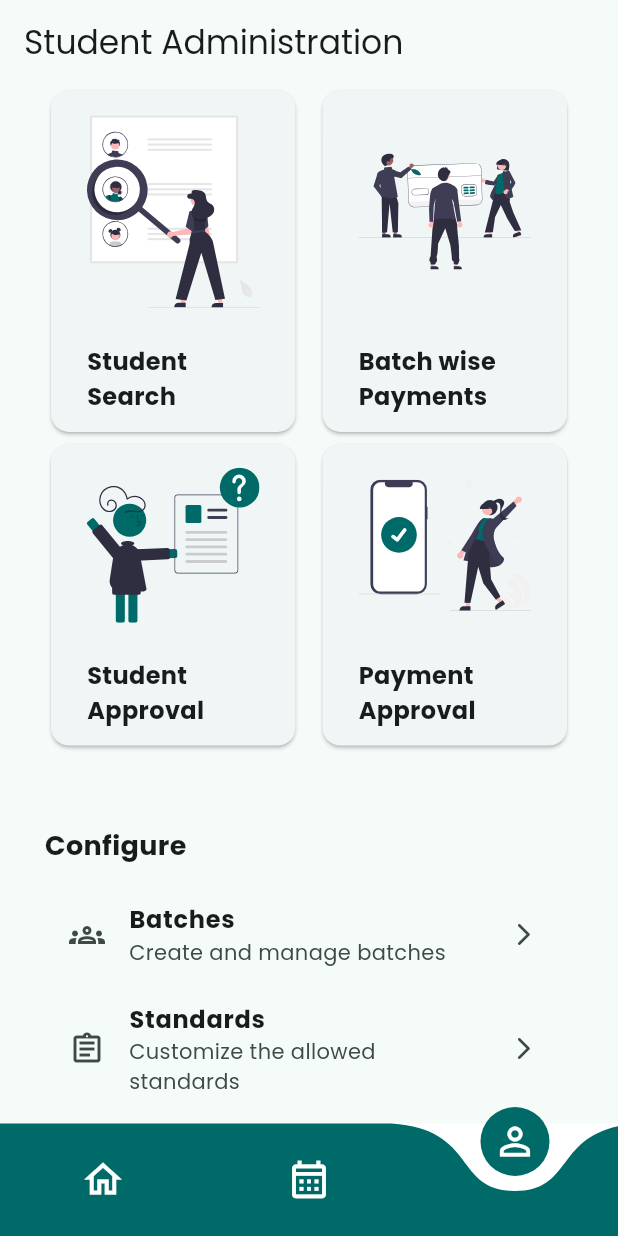
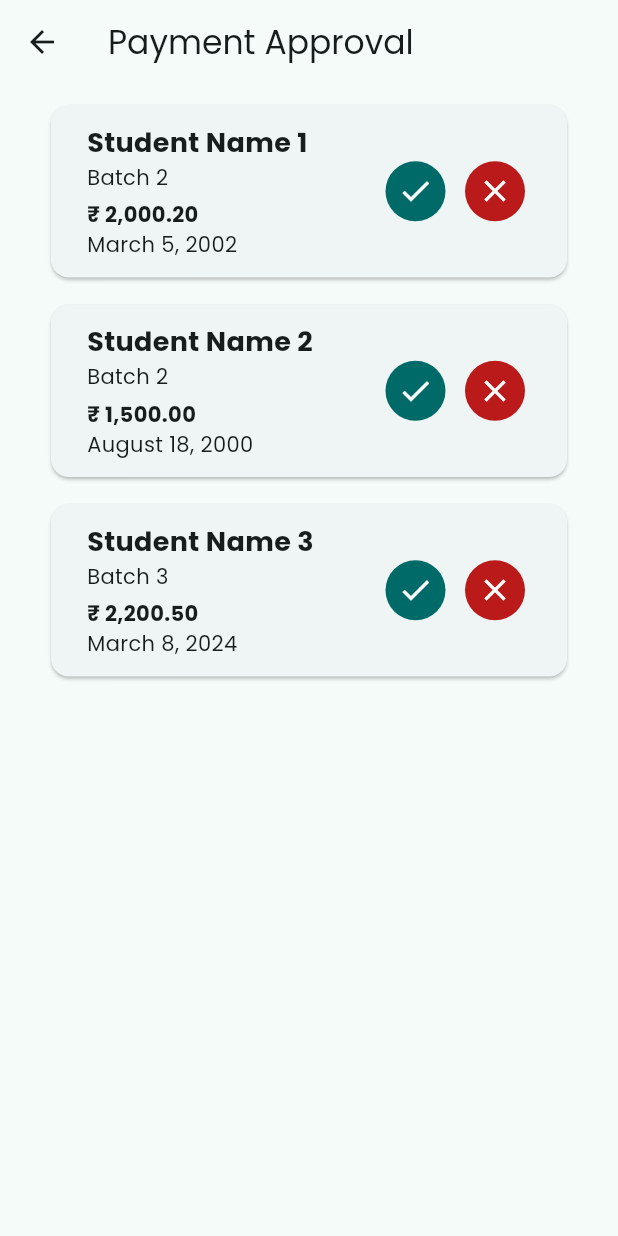
Before and after one commit to Suriya-KS/Latha-Tuition-App, a Flutter app: the screen it shows after launch, item 3 of the bottom bar chosen, after a tap on "Payment Approval", on a phone screen of 412 x 824 dp. Run offline on Flutter 3.47's test engine with Material 3 defaults, Android fonts, the phone set to English and light mode, and no system bars; drawn by our look-alikes of curved_navigation_bar; our stand-ins replace flutter_riverpod, flutter_svg, liquid_swipe, smooth_page_indicator, table_calendar.

Commit message:
feat: :sparkles: add payment approval screen design

```diff
--- /dev/null
+++ b/lib/screens/payment_approval.dart
@@ -0,0 +1,126 @@
+import 'package:flutter/material.dart';
+
+import 'package:latha_tuition_app/utilities/constants.dart';
+import 'package:latha_tuition_app/utilities/dummy_data.dart';
+import 'package:latha_tuition_app/utilities/helper_functions.dart';
+import 'package:latha_tuition_app/widgets/app_bar/text_app_bar.dart';
+import 'package:latha_tuition_app/widgets/cards/text_status_actions_card.dart';
+
+class PaymentApprovalScreen extends StatefulWidget {
+  const PaymentApprovalScreen({super.key});
+
+  @override
+  State<PaymentApprovalScreen> createState() => _PaymentApprovalScreenState();
+}
+
+class _PaymentApprovalScreenState extends State<PaymentApprovalScreen> {
+  late List<Map<String, dynamic>> paymentDetails;
+
+  void tapHandler(BuildContext context, int index, String status) {
+    ScaffoldMessenger.of(context).removeCurrentSnackBar();
+
+    final paymentDetail = paymentDetails[index];
+    String amount =
+        formatAmount(double.tryParse(paymentDetail['amount'].toString()) ?? 0);
+    Widget snackBarContent = RichText(
+      text: TextSpan(
+        children: [
+          TextSpan(
+            text: "Payment of ₹$amount by ${paymentDetail['name']} has been ",
+            style: Theme.of(context)
+                .textTheme
+                .bodySmall!
+                .copyWith(color: Colors.white),
+          ),
+          TextSpan(
+            text: 'rejected',
+            style: Theme.of(context).textTheme.bodySmall!.copyWith(
+                  color: Colors.white,
+                  fontWeight: FontWeight.bold,
+                ),
+          ),
+        ],
+      ),
+    );
+
+    if (status == 'approve') {
+      snackBarContent = RichText(
+        text: TextSpan(
+          children: [
+            TextSpan(
+              text: "Payment of ₹$amount by ${paymentDetail['name']} has been ",
+              style: Theme.of(context)
+                  .textTheme
+                  .bodySmall!
+                  .copyWith(color: Colors.white),
+            ),
+            TextSpan(
+              text: 'approved',
+              style: Theme.of(context).textTheme.bodySmall!.copyWith(
+                    color: Colors.white,
+                    fontWeight: FontWeight.bold,
+                  ),
+            ),
+          ],
+        ),
+      );
+    }
+
+    SnackBar snackBar = SnackBar(
+      content: snackBarContent,
+      action: SnackBarAction(
+        label: 'Undo',
+        onPressed: () => setState(() {
+          paymentDetails.insert(index, paymentDetail);
+        }),
+      ),
+    );
+
+    ScaffoldMessenger.of(context).showSnackBar(snackBar);
+
+    setState(() {
+      paymentDetails.removeAt(index);
+    });
+  }
+
+  @override
+  void initState() {
+    super.initState();
+
+    paymentDetails = dummyBatchPaymentApproval;
+  }
+
+  @override
+  Widget build(BuildContext context) {
+    return Scaffold(
+      appBar: const TextAppBar(title: 'Payment Approval'),
+      body: SafeArea(
+        child: Padding(
+          padding: const EdgeInsets.symmetric(horizontal: screenPadding),
+          child: ListView.builder(
+            itemCount: paymentDetails.length + 1,
+            itemBuilder: (context, index) => index < paymentDetails.length
+                ? TextStatusActionsCard(
+                    title: paymentDetails[index]['name'],
+                    description: Column(
+                      crossAxisAlignment: CrossAxisAlignment.start,
+                      children: [
+                        Text(paymentDetails[index]['batchName']),
+                        const SizedBox(height: 5),
+                        Text(
+                          '₹ ${formatAmount(double.tryParse(paymentDetails[index]['amount'].toString()) ?? 0)}',
+                          style: const TextStyle(fontWeight: FontWeight.bold),
+                        ),
+                        Text(formatDate(paymentDetails[index]['date'])),
+                      ],
+                    ),
+                    onApproveTap: () => tapHandler(context, index, 'approve'),
+                    onRejectTap: () => tapHandler(context, index, 'reject'),
+                  )
+                : const SizedBox(height: screenPadding),
+          ),
+        ),
+      ),
+    );
+  }
+}
--- a/lib/utilities/dummy_data.dart
+++ b/lib/utilities/dummy_data.dart
@@ -330,3 +330,24 @@ final List<Map<String, dynamic>> dummyBatchPaymentHistory = [
     'status': 'rejected',
   },
 ];
+
+final List<Map<String, dynamic>> dummyBatchPaymentApproval = [
+  {
+    'name': dummyStudentNames[0],
+    'batchName': 'Batch 2',
+    'date': DateTime(2002, 3, 5),
+    'amount': 2000.2,
+  },
+  {
+    'name': dummyStudentNames[1],
+    'batchName': 'Batch 2',
+    'date': DateTime(2000, 8, 18),
+    'amount': 1500,
+  },
+  {
+    'name': dummyStudentNames[2],
+    'batchName': 'Batch 3',
+    'date': DateTime.now(),
+    'amount': 2200.5,
+  },
+];
--- /dev/null
+++ b/lib/widgets/cards/text_status_actions_card.dart
@@ -0,0 +1,67 @@
+import 'package:flutter/material.dart';
+
+import 'package:latha_tuition_app/widgets/texts/subtitle_text.dart';
+
+class TextStatusActionsCard extends StatelessWidget {
+  const TextStatusActionsCard({
+    required this.title,
+    required this.description,
+    required this.onApproveTap,
+    required this.onRejectTap,
+    super.key,
+  });
+
+  final String title;
+  final Widget description;
+  final void Function() onApproveTap;
+  final void Function() onRejectTap;
+
+  @override
+  Widget build(BuildContext context) {
+    return Padding(
+      padding: const EdgeInsets.only(top: 10),
+      child: Card(
+        child: Padding(
+          padding: const EdgeInsets.symmetric(
+            vertical: 12,
+            horizontal: 24,
+          ),
+          child: Row(
+            mainAxisAlignment: MainAxisAlignment.spaceBetween,
+            children: [
+              Column(
+                crossAxisAlignment: CrossAxisAlignment.start,
+                children: [
+                  SubtitleText(subtitle: title),
+                  description,
+                ],
+              ),
+              const SizedBox(width: 20),
+              Row(
+                children: [
+                  IconButton(
+                    onPressed: onApproveTap,
+                    icon: const Icon(Icons.check_outlined),
+                    style: IconButton.styleFrom(
+                      foregroundColor: Colors.white,
+                      backgroundColor: Theme.of(context).colorScheme.primary,
+                    ),
+                  ),
+                  const SizedBox(width: 5),
+                  IconButton(
+                    onPressed: onRejectTap,
+                    icon: const Icon(Icons.close_outlined),
+                    style: IconButton.styleFrom(
+                      foregroundColor: Colors.white,
+                      backgroundColor: Theme.of(context).colorScheme.error,
+                    ),
+                  ),
+                ],
+              ),
+            ],
+          ),
+        ),
+      ),
+    );
+  }
+}
--- a/lib/widgets/tutor_dashboard/student_administration_action_list.dart
+++ b/lib/widgets/tutor_dashboard/student_administration_action_list.dart
@@ -3,6 +3,7 @@ import 'package:flutter/material.dart';
 import 'package:latha_tuition_app/utilities/constants.dart';
 import 'package:latha_tuition_app/utilities/modal_bottom_sheet.dart';
 import 'package:latha_tuition_app/screens/student_approval.dart';
+import 'package:latha_tuition_app/screens/payment_approval.dart';
 import 'package:latha_tuition_app/widgets/cards/box_card.dart';
 import 'package:latha_tuition_app/widgets/bottom_sheets/student_search_sheet.dart';
 import 'package:latha_tuition_app/widgets/bottom_sheets/batch_search_sheet.dart';
@@ -29,6 +30,15 @@ class StudentAdministrationActionList extends StatelessWidget {
       context,
       MaterialPageRoute(
         builder: (context) => const StudentApprovalScreen(),
+      ),
+    );
+  }
+
+  void paymentApprovalTapHandler(BuildContext context) {
+    Navigator.push(
+      context,
+      MaterialPageRoute(
+        builder: (context) => const PaymentApprovalScreen(),
       ),
     );
   }
@@ -77,7 +87,7 @@ class StudentAdministrationActionList extends StatelessWidget {
                   child: BoxCard(
                     title: 'Payment Approval',
                     image: phoneConfirmImage,
-                    onTap: () {},
+                    onTap: () => paymentApprovalTapHandler(context),
                   ),
                 ),
               ],
```
